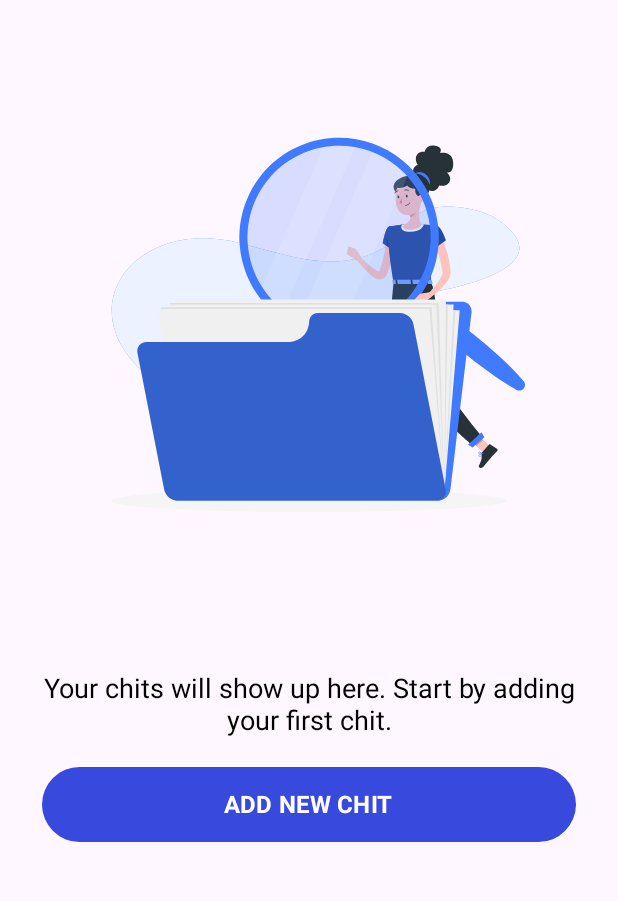
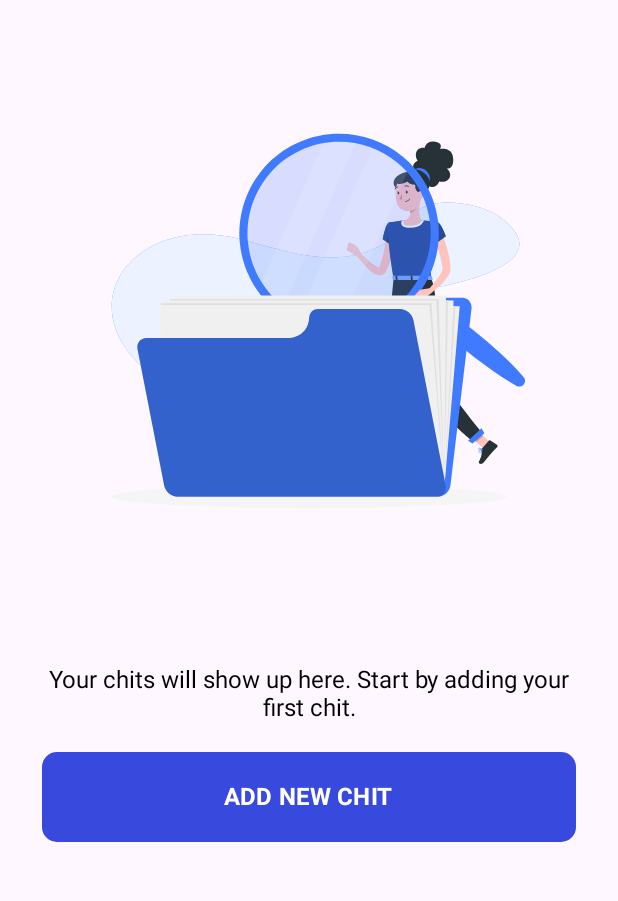
Before and after one commit to snowhite185/Galaxy, an Android app built with Jetpack Compose: the HomeActivity screen opened directly, with no data from a screen before it, on a phone screen of 412 x 824 dp, the part 301-1202 px from its top. Run offline under Robolectric (Android 15) with nearby library versions, the phone set to English and light mode, and no system bars.

Commit message:
home activity design fix

```diff
--- a/app/src/main/java/com/example/galaxy/ui/home/HomeActivity.kt
+++ b/app/src/main/java/com/example/galaxy/ui/home/HomeActivity.kt
@@ -141,15 +141,15 @@ fun AddChitView() {
 
             Text(
                 text = "Your chits will show up here. Start by adding your first chit.",
-                fontSize = 18.sp,
+                fontSize = 16.sp,
                 color = Color.Black,
                 textAlign = TextAlign.Center,
                 modifier = Modifier.padding(top = 20.dp, bottom = 20.dp)
             )
             Button(
                 onClick = { /*TODO*/ },
-                shape = RoundedCornerShape(25.dp),
-                modifier = Modifier.fillMaxWidth().height(50.dp),
+                shape = RoundedCornerShape(10.dp),
+                modifier = Modifier.fillMaxWidth().height(60.dp),
                 colors = ButtonDefaults.buttonColors(containerColor = MediumBlue)
             ) {
                 Text(text = "ADD NEW CHIT", fontSize = 16.sp, fontWeight = FontWeight.Bold)
```
